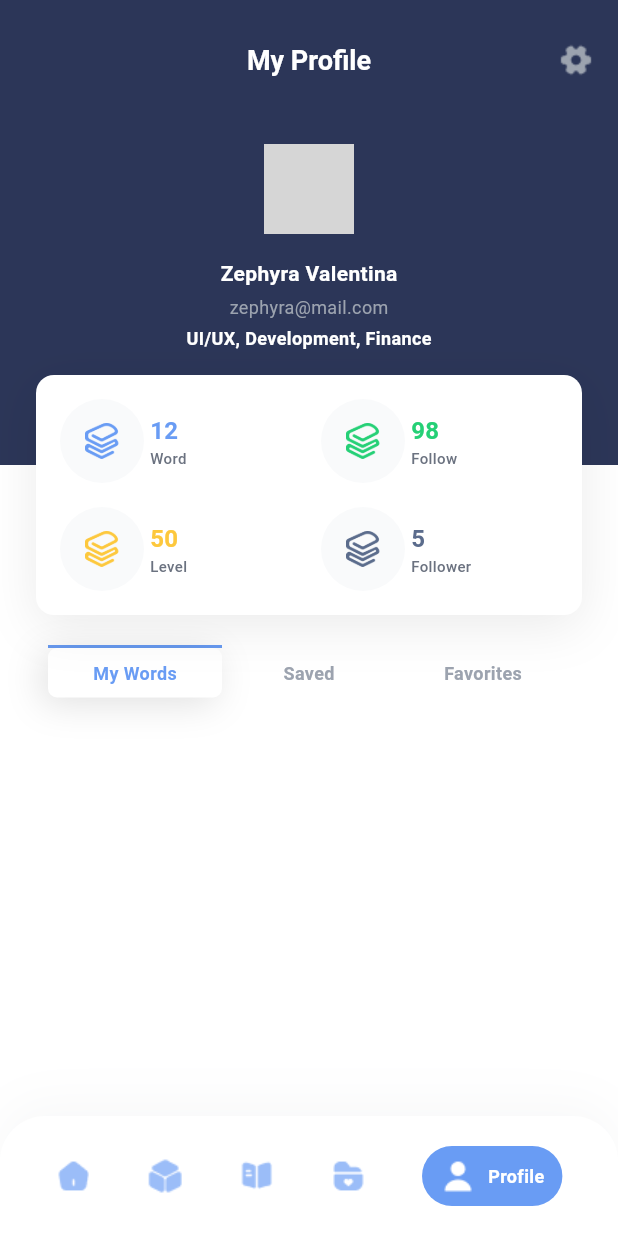
After one commit to DargaHasanBasri/word_prime, a Flutter app: the screen it shows after launch, item 5 of the bottom bar chosen, on a phone screen of 412 x 824 dp. The commit adds this screen. Run offline on Flutter 3.47's test engine with Material 3 defaults, Android fonts, the phone set to English and light mode, and no system bars; our stand-ins replace cached_network_image, dotted_border, easy_localization, get_it; network calls fail; grey boxes are pictures that could not be loaded.

Commit message:
Create profile page

```diff
--- a/lib/export.dart
+++ b/lib/export.dart
@@ -67,3 +67,6 @@ export 'package:word_prime/ui/pages/task_list/task_list_provider.dart';
 export 'package:word_prime/ui/pages/leaderboard/leaderboard_provider.dart';
 export 'package:word_prime/ui/pages/leaderboard/leaderboard_page.dart';
 export 'package:word_prime/ui/pages/leaderboard/leaderboard_view_model.dart';
+export 'package:word_prime/ui/pages/profile/profile_page.dart';
+export 'package:word_prime/ui/pages/profile/profile_view_model.dart';
+export 'package:word_prime/ui/pages/profile/profile_provider.dart';
--- a/lib/routes/routes.dart
+++ b/lib/routes/routes.dart
@@ -18,6 +18,7 @@ final class Routes {
   static const String Tasks = 'tasksProvider';
   static const String TaskList = 'taskListProvider';
   static const String LeaderBoard = 'leaderBoardProvider';
+  static const String Profile = 'profileProvider';
 
   static Route<dynamic> generateRoute(RouteSettings settings) {
     switch (settings.name) {
@@ -91,6 +92,10 @@ final class Routes {
         return MaterialPageRoute(
           builder: (context) => const LeaderboardProvider(),
         );
+      case Routes.Profile:
+        return MaterialPageRoute(
+          builder: (context) => const ProfileProvider(),
+        );
       default:
         return MaterialPageRoute(
           builder: (context) => Scaffold(
--- a/lib/ui/pages/main_tab/main_tab_page.dart
+++ b/lib/ui/pages/main_tab/main_tab_page.dart
@@ -50,7 +50,7 @@ class _MainTabPageState extends BaseStatefulState<MainTabPage> {
       case 3:
         return TasksProvider();
       case 4:
-        return HomeProvider();
+        return ProfileProvider();
       default:
         return HomeProvider();
     }
--- /dev/null
+++ b/lib/ui/pages/profile/components/current_user_profile_info.dart
@@ -0,0 +1,86 @@
+import 'package:word_prime/export.dart';
+
+class CurrentUserProfileInfo extends StatelessWidget {
+  const CurrentUserProfileInfo({super.key});
+
+  @override
+  Widget build(BuildContext context) {
+    return Container(
+      color: AppColors.rhino,
+      child: Padding(
+        padding: AppPaddings.paddingMediumVertical,
+        child: Column(
+          mainAxisSize: MainAxisSize.min,
+          children: [
+            Center(
+              child: CustomUserCircleAvatar(
+                profileImgAddress: AppLocaleConstants.EXAMPLE_PROFILE_PICTURE,
+                borderPadding: 0,
+              ),
+            ),
+            Padding(
+              padding: AppPaddings.paddingMediumTop,
+              child: Text(
+                AppLocaleConstants.DEFAULT_USER_NAME,
+                style: TextStyle(
+                  color: AppColors.white,
+                  fontSize: 14,
+                  fontWeight: FontWeight.w700,
+                ),
+              ),
+            ),
+            Padding(
+              padding: AppPaddings.paddingXSmallVertical,
+              child: Text(
+                AppLocaleConstants.DEFAULT_USER_EMAIL,
+                style: TextStyle(
+                  color: AppColors.santaGrey,
+                  fontSize: 12,
+                  fontWeight: FontWeight.w400,
+                ),
+              ),
+            ),
+            Row(
+              mainAxisAlignment: MainAxisAlignment.center,
+              children: [
+                Padding(
+                  padding: AppPaddings.paddingXLargeBottom,
+                  child: Text(
+                    '${AppLocaleConstants.DEFAULT_USER_INFO_1}, ',
+                    style: TextStyle(
+                      color: AppColors.white,
+                      fontSize: 12,
+                      fontWeight: FontWeight.w700,
+                    ),
+                  ),
+                ),
+                Padding(
+                  padding: AppPaddings.paddingXLargeBottom,
+                  child: Text(
+                    '${AppLocaleConstants.DEFAULT_USER_INFO_2}, ',
+                    style: TextStyle(
+                      color: AppColors.white,
+                      fontSize: 12,
+                      fontWeight: FontWeight.w700,
+                    ),
+                  ),
+                ),
+                Padding(
+                  padding: AppPaddings.paddingXLargeBottom,
+                  child: Text(
+                    '${AppLocaleConstants.DEFAULT_USER_INFO_3}',
+                    style: TextStyle(
+                      color: AppColors.white,
+                      fontSize: 12,
+                      fontWeight: FontWeight.w700,
+                    ),
+                  ),
+                ),
+              ],
+            ),
+          ],
+        ),
+      ),
+    );
+  }
+}
--- /dev/null
+++ b/lib/ui/pages/profile/components/profile_detail_container.dart
@@ -0,0 +1,64 @@
+import 'package:word_prime/export.dart';
+
+class ProfileDetailContainer extends StatelessWidget {
+  final String detailTitle;
+  final int detailCount;
+  final String detailIcon;
+  final Color detailColor;
+  const ProfileDetailContainer({
+    super.key,
+    required this.detailTitle,
+    required this.detailCount,
+    required this.detailIcon,
+    required this.detailColor,
+  });
+
+  @override
+  Widget build(BuildContext context) {
+    return Row(
+      children: [
+        Container(
+          padding: AppPaddings.paddingMediumAll,
+          decoration: BoxDecoration(
+            color: AppColors.alabaster,
+            borderRadius: BorderRadius.circular(50),
+          ),
+          child: Row(
+            children: [
+              Image.asset(
+                detailIcon,
+                color: detailColor,
+                width: AppSizes.appOverallIconWidth,
+                height: AppSizes.appOverallIconHeight,
+              ),
+            ],
+          ),
+        ),
+        Padding(
+          padding: AppPaddings.paddingXSmallLeft,
+          child: Column(
+            crossAxisAlignment: CrossAxisAlignment.start,
+            children: [
+              Text(
+                '${detailCount}',
+                style: TextStyle(
+                  color: detailColor,
+                  fontSize: 16,
+                  fontWeight: FontWeight.w700,
+                ),
+              ),
+              Text(
+                detailTitle,
+                style: TextStyle(
+                  color: AppColors.paleSky,
+                  fontSize: 10,
+                  fontWeight: FontWeight.w500,
+                ),
+              ),
+            ],
+          ),
+        ),
+      ],
+    );
+  }
+}
--- /dev/null
+++ b/lib/ui/pages/profile/components/profile_tab_bar.dart
@@ -0,0 +1,155 @@
+import 'package:word_prime/export.dart';
+
+class ProfileTabBar extends StatelessWidget {
+  final ValueNotifier<int> whichIndex;
+  const ProfileTabBar({
+    super.key,
+    required this.whichIndex,
+  });
+
+  @override
+  Widget build(BuildContext context) {
+    return Row(
+      children: [
+        Expanded(
+          child: GestureDetector(
+            onTap: () {
+              whichIndex.value = 0;
+            },
+            child: Column(
+              children: [
+                Container(
+                  height: 2,
+                  color: whichIndex.value == 0
+                      ? AppColors.cornflowerBlue
+                      : Colors.transparent,
+                ),
+                Container(
+                  padding: AppPaddings.paddingSmallVertical,
+                  alignment: Alignment.center,
+                  decoration: whichIndex.value == 0
+                      ? BoxDecoration(
+                          color: AppColors.white,
+                          borderRadius: BorderRadius.circular(6),
+                          boxShadow: [
+                            BoxShadow(
+                              color: AppColors.black.withOpacity(0.12),
+                              offset: Offset(-4, 4),
+                              blurRadius: 20,
+                            ),
+                          ],
+                        )
+                      : BoxDecoration(
+                          color: Colors.transparent,
+                        ),
+                  child: Text(
+                    LocaleKeys.profilePage_myWords.locale,
+                    style: TextStyle(
+                      color: whichIndex.value == 0
+                          ? AppColors.cornflowerBlue
+                          : AppColors.santaGrey,
+                      fontSize: 12,
+                      fontWeight: FontWeight.w700,
+                    ),
+                  ),
+                ),
+              ],
+            ),
+          ),
+        ),
+        Expanded(
+          child: GestureDetector(
+            onTap: () {
+              whichIndex.value = 1;
+            },
+            child: Column(
+              children: [
+                Container(
+                  height: 2,
+                  color: whichIndex.value == 1
+                      ? AppColors.cornflowerBlue
+                      : Colors.transparent,
+                ),
+                Container(
+                  padding: AppPaddings.paddingSmallVertical,
+                  alignment: Alignment.center,
+                  decoration: whichIndex.value == 1
+                      ? BoxDecoration(
+                          color: AppColors.white,
+                          borderRadius: BorderRadius.circular(6),
+                          boxShadow: [
+                            BoxShadow(
+                              color: AppColors.black.withOpacity(0.12),
+                              offset: Offset(-4, 4),
+                              blurRadius: 20,
+                            ),
+                          ],
+                        )
+                      : BoxDecoration(
+                          color: Colors.transparent,
+                        ),
+                  child: Text(
+                    LocaleKeys.profilePage_saved.locale,
+                    style: TextStyle(
+                      color: whichIndex.value == 1
+                          ? AppColors.cornflowerBlue
+                          : AppColors.santaGrey,
+                      fontSize: 12,
+                      fontWeight: FontWeight.w700,
+                    ),
+                  ),
+                ),
+              ],
+            ),
+          ),
+        ),
+        Expanded(
+          child: GestureDetector(
+            onTap: () {
+              whichIndex.value = 2;
+            },
+            child: Column(
+              children: [
+                Container(
+                  height: 2,
+                  color: whichIndex.value == 2
+                      ? AppColors.cornflowerBlue
+                      : Colors.transparent,
+                ),
+                Container(
+                  padding: AppPaddings.paddingSmallVertical,
+                  alignment: Alignment.center,
+                  decoration: whichIndex.value == 2
+                      ? BoxDecoration(
+                          color: AppColors.white,
+                          borderRadius: BorderRadius.circular(6),
+                          boxShadow: [
+                            BoxShadow(
+                              color: AppColors.black.withOpacity(0.12),
+                              offset: Offset(-4, 4),
+                              blurRadius: 20,
+                            ),
+                          ],
+                        )
+                      : BoxDecoration(
+                          color: Colors.transparent,
+                        ),
+                  child: Text(
+                    LocaleKeys.profilePage_favorites.locale,
+                    style: TextStyle(
+                      color: whichIndex.value == 2
+                          ? AppColors.cornflowerBlue
+                          : AppColors.santaGrey,
+                      fontSize: 12,
+                      fontWeight: FontWeight.w700,
+                    ),
+                  ),
+                ),
+              ],
+            ),
+          ),
+        ),
+      ],
+    );
+  }
+}
--- /dev/null
+++ b/lib/ui/pages/profile/profile_page.dart
@@ -0,0 +1,156 @@
+import 'package:word_prime/export.dart';
+import 'package:word_prime/ui/pages/profile/components/profile_detail_container.dart';
+import 'package:word_prime/ui/pages/profile/components/current_user_profile_info.dart';
+import 'package:word_prime/ui/pages/profile/components/profile_tab_bar.dart';
+
+class ProfilePage extends StatefulWidget {
+  const ProfilePage({super.key});
+
+  @override
+  State<ProfilePage> createState() => _ProfilePageState();
+}
+
+class _ProfilePageState extends BaseStatefulState<ProfilePage> {
+  late final ProfileViewModel _vm;
+
+  @override
+  void initState() {
+    _vm = Provider.of<ProfileViewModel>(context, listen: false);
+    super.initState();
+  }
+
+  @override
+  Widget build(BuildContext context) {
+    return Scaffold(
+      backgroundColor: AppColors.backgroundColor,
+      appBar: _buildAppBar(),
+      body: _buildBody(),
+    );
+  }
+
+  Widget _buildBody() {
+    return Stack(
+      alignment: Alignment.center,
+      children: [
+        Column(
+          children: [
+            Padding(
+              padding: AppPaddings.paddingXLargeBottom * 2,
+              child: CurrentUserProfileInfo(),
+            ),
+            Padding(
+              padding: AppPaddings.appPaddingLargeHorizontal,
+              child: ValueListenableBuilder(
+                valueListenable: _vm.tabIndex,
+                builder: (_, __, ___) {
+                  return ProfileTabBar(
+                    whichIndex: _vm.tabIndex,
+                  );
+                },
+              ),
+            ),
+          ],
+        ),
+        Positioned(
+          left: 24,
+          top: 170,
+          right: 24,
+          child: _currentProfileDetail(),
+        ),
+      ],
+    );
+  }
+
+  Widget _currentProfileDetail() {
+    return Container(
+      padding:
+          AppPaddings.paddingMediumVertical + AppPaddings.paddingMediumLeft,
+      decoration: BoxDecoration(
+        color: AppColors.white,
+        borderRadius: BorderRadius.circular(12),
+        boxShadow: [
+          BoxShadow(
+            color: AppColors.black.withOpacity(0.08),
+            offset: Offset(0, 8),
+            blurRadius: 28,
+          ),
+        ],
+      ),
+      child: Row(
+        children: [
+          Expanded(
+            child: Column(
+              crossAxisAlignment: CrossAxisAlignment.start,
+              children: [
+                ProfileDetailContainer(
+                  detailTitle: LocaleKeys.word.locale,
+                  detailCount: 12,
+                  detailIcon: AppAssets.appLogoPath,
+                  detailColor: AppColors.cornflowerBlue,
+                ),
+                SizedBox(height: AppSizes.sizedBoxMediumHeight),
+                ProfileDetailContainer(
+                  detailTitle: LocaleKeys.level.locale,
+                  detailCount: 50,
+                  detailIcon: AppAssets.appLogoPath,
+                  detailColor: AppColors.goldenDream,
+                ),
+              ],
+            ),
+          ),
+          Expanded(
+            child: Column(
+              crossAxisAlignment: CrossAxisAlignment.start,
+              children: [
+                ProfileDetailContainer(
+                  detailTitle: LocaleKeys.profilePage_follow.locale,
+                  detailCount: 98,
+                  detailIcon: AppAssets.appLogoPath,
+                  detailColor: AppColors.greenishTeal,
+                ),
+                SizedBox(height: AppSizes.sizedBoxMediumHeight),
+                ProfileDetailContainer(
+                  detailTitle: LocaleKeys.profilePage_follower.locale,
+                  detailCount: 5,
+                  detailIcon: AppAssets.appLogoPath,
+                  detailColor: AppColors.metallicBlue,
+                ),
+              ],
+            ),
+          ),
+        ],
+      ),
+    );
+  }
+
+  AppBar _buildAppBar() {
+    return AppBar(
+      backgroundColor: AppColors.rhino,
+      toolbarHeight: AppSizes.toolbarHeight,
+      title: Text(
+        LocaleKeys.profilePage_myProfile.locale,
+        style: TextStyle(
+          color: AppColors.white,
+          fontSize: 18,
+          fontWeight: FontWeight.w700,
+        ),
+      ),
+      centerTitle: true,
+      actions: [
+        Padding(
+          padding: AppPaddings.paddingMediumRight,
+          child: GestureDetector(
+            onTap: () {
+              appRoutes.navigateTo(Routes.Settings);
+            },
+            child: Image.asset(
+              AppAssets.icSettingsPath,
+              width: AppSizes.appOverallIconWidth,
+              height: AppSizes.appOverallIconHeight,
+            ),
+          ),
+        ),
+      ],
+    );
+  }
+}
--- /dev/null
+++ b/lib/ui/pages/profile/profile_provider.dart
@@ -0,0 +1,14 @@
+import 'package:word_prime/export.dart';
+
+
+class ProfileProvider extends StatelessWidget {
+  const ProfileProvider({super.key});
+
+  @override
+  Widget build(BuildContext context) {
+    return ChangeNotifierProvider(
+      create: (context) => ProfileViewModel(),
+      child: ProfilePage(),
+    );
+  }
+}
--- /dev/null
+++ b/lib/ui/pages/profile/profile_view_model.dart
@@ -0,0 +1,5 @@
+import 'package:word_prime/export.dart';
+
+class ProfileViewModel extends BaseViewModel {
+  ValueNotifier<int> tabIndex = ValueNotifier(0);
+}
--- a/lib/ui/pages/settings/settings_page.dart
+++ b/lib/ui/pages/settings/settings_page.dart
@@ -144,7 +144,7 @@ class _SettingsPageState extends BaseStatefulState<SettingsPage> {
       elevation: 0,
       forceMaterialTransparency: true,
       leading: IconButton(
-        onPressed: () => appRoutes.popIfBackStackNotEmpty(),
+        onPressed: () => appRoutes.navigateRemoveUntil(Routes.MainTab),
         color: AppColors.mirage,
         icon: Icon(
           Icons.arrow_back_ios,
--- a/lib/utils/app_assets.dart
+++ b/lib/utils/app_assets.dart
@@ -37,6 +37,7 @@ final class AppAssets {
   static String icTaskWeeklyPath = _imagePath('ic_task_weekly');
   static String icScoreFlashPath = _imagePath('ic_score_flash');
   static String icRankFirstPath = _imagePath('ic_rank_first');
+  static String icSettingsPath = _imagePath('ic_settings');
   static String imgSuccessfulPath = _imagePath('img_successful');
   static String imgExampPostPath = _imagePath('img_examp_post');
   static String imgQuizAnalysisPath = _imagePath('img_quiz_analysis');
--- a/lib/utils/app_colors.dart
+++ b/lib/utils/app_colors.dart
@@ -23,4 +23,6 @@ final class AppColors {
   static Color wildBlueYonder = const Color(0xff7A94BA);
   static Color neptune = const Color(0xff7ABAAE);
   static Color metallicBlue = const Color(0xff5B6C8C);
+  static Color goldenDream = const Color(0xffFDC83D);
+  static Color greenishTeal = const Color(0xff25D076);
 }
--- a/lib/utils/app_locale_constants.dart
+++ b/lib/utils/app_locale_constants.dart
@@ -9,7 +9,7 @@ final class AppLocaleConstants {
   static const EN_LOCALE = Locale('en', 'US');
   static const LANG_PATH = 'assets/langs';
 
-  static const TR_RADIO_BTN_VALUE= 'Turkish';
+  static const TR_RADIO_BTN_VALUE = 'Turkish';
   static const EN_RADIO_BTN_VALUE = 'English';
 
   static const EMOJI_QUESTION_MARK = '\u{2754}';
@@ -20,10 +20,14 @@ final class AppLocaleConstants {
   static const EMOJI_TARGET = '\u{1F3AF}';
   static const EMOJI_HOURGLASS = '\u{231B}';
 
-  static const DEFAULT_USER_NAME = 'X_AE_A-13';
+  static const DEFAULT_USER_NAME = 'Zephyra Valentina';
+  static const DEFAULT_USER_EMAIL = 'zephyra@mail.com';
+  static const DEFAULT_USER_INFO_1 = 'UI/UX';
+  static const DEFAULT_USER_INFO_2 = 'Development';
+  static const DEFAULT_USER_INFO_3 = 'Finance';
+
   static const FORGOT_METHOD_EMAIL = "Email";
   static const FORGOT_METHOD_NAME = "Name";
-
 
   static const DEFAULT_PROFILE_PICTURE =
       'https://cdn.pixabay.com/photo/2015/10/05/22/37/blank-profile-picture-973460_960_720.png';
@@ -33,5 +37,4 @@ final class AppLocaleConstants {
 
   static const DEFAULT_SENTENCES =
       'Dolor morbi non arcu risus quis varius. sed nisi lacus sed viverra. Dolor morbi non arcu risus quis varius.';
-
 }
--- a/lib/utils/app_paddings.dart
+++ b/lib/utils/app_paddings.dart
@@ -8,10 +8,13 @@ final class AppPaddings {
   static const appPaddingVertical = EdgeInsets.symmetric(vertical: 24);
   static const paddingMediumVertical = EdgeInsets.symmetric(vertical: 16);
   static const paddingSmallVertical = EdgeInsets.symmetric(vertical: 8);
+  static const paddingXSmallVertical = EdgeInsets.symmetric(vertical: 4);
 
+  static const appPaddingLargeHorizontal = EdgeInsets.symmetric(horizontal: 32);
   static const appPaddingHorizontal = EdgeInsets.symmetric(horizontal: 24);
   static const paddingMediumHorizontal = EdgeInsets.symmetric(horizontal: 16);
   static const paddingSmallHorizontal = EdgeInsets.symmetric(horizontal: 8);
+  static const paddingXSmallHorizontal = EdgeInsets.symmetric(horizontal: 4);
 
   static const appPaddingAll = EdgeInsets.all(24);
   static const paddingMediumAll = EdgeInsets.all(16);
@@ -20,18 +23,24 @@ final class AppPaddings {
   static const paddingXLargeTop = EdgeInsets.only(top: 60);
   static const paddingLargeTop = EdgeInsets.only(top: 24);
   static const paddingMediumTop = EdgeInsets.only(top: 16);
+  static const paddingSmallTop = EdgeInsets.only(top: 8);
+  static const paddingXSmallTop = EdgeInsets.only(top: 4);
 
   static const appPaddingMainTabBottom =
       EdgeInsets.only(bottom: 24 + AppSizes.bottomNavigationBarHeight);
   static const paddingXLargeBottom = EdgeInsets.only(bottom: 60);
   static const paddingLargeBottom = EdgeInsets.only(bottom: 24);
   static const paddingMediumBottom = EdgeInsets.only(bottom: 16);
+  static const paddingSmallBottom = EdgeInsets.only(bottom: 8);
+  static const paddingXSmallBottom = EdgeInsets.only(bottom: 4);
 
   static const paddingLargeLeft = EdgeInsets.only(left: 24);
   static const paddingMediumLeft = EdgeInsets.only(left: 16);
   static const paddingSmallLeft = EdgeInsets.only(left: 8);
+  static const paddingXSmallLeft = EdgeInsets.only(left: 4);
 
   static const paddingLargeRight = EdgeInsets.only(right: 24);
   static const paddingMediumRight = EdgeInsets.only(right: 16);
   static const paddingSmallRight = EdgeInsets.only(right: 8);
+  static const paddingXSmallRight = EdgeInsets.only(right: 4);
 }
```
Also changed, not shown: assets/langs/en-US.json (+9 -0 lines), assets/langs/tr-TR.json (+9 -0 lines), assets/images/ic_settings.png (added), lib/generated/locale_keys.g.dart.
